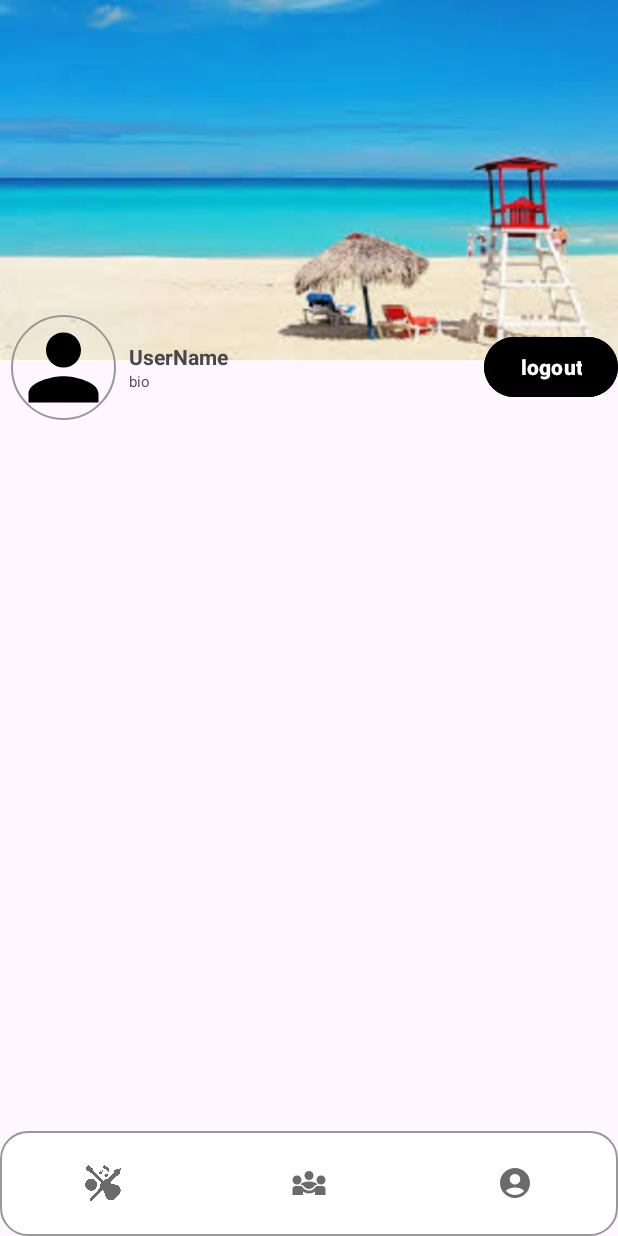
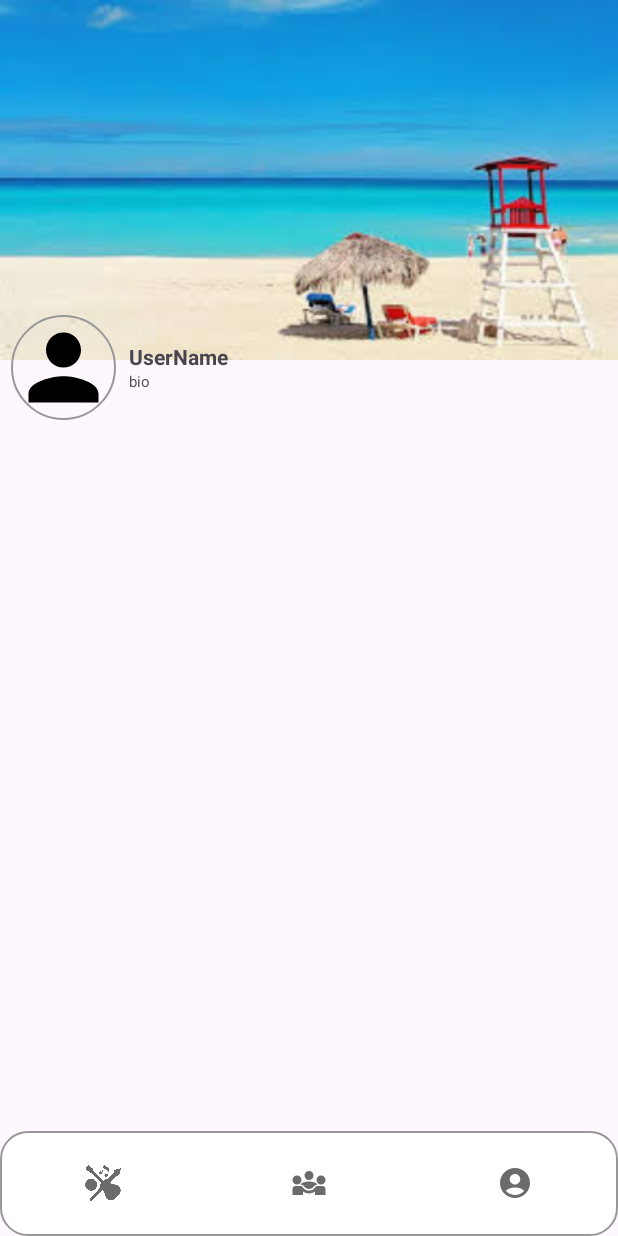
Before and after one commit to HOBBYX2425/hobbyX, an Android app: the screen it shows after launch once a user with an empty profile is signed in (MainActivity), item 3 of the bottom bar chosen, on a phone screen of 412 x 824 dp. Run offline under Robolectric (Android 15) with nearby library versions, the phone set to English and light mode, and no system bars; our stand-ins replace CircleImageView, Firebase (no records; nobody signed in at launch, a user with empty details on screens opened directly).

Commit message:
+logout change

```diff
--- a/app/src/main/res/layout/fragment_account.xml
+++ b/app/src/main/res/layout/fragment_account.xml
@@ -53,16 +53,7 @@
             android:text="bio"/>
         </LinearLayout>
 
-        <Button
-            android:id="@+id/logout"
-            android:layout_width="wrap_content"
-            android:layout_height="wrap_content"
-            android:text="logout"
-            android:textStyle="bold"
-            android:backgroundTint="@color/black"
-            android:onClick="logout"
-            android:layout_alignParentEnd="true"
-            android:layout_centerVertical="true"/>
+
     </RelativeLayout>
 
 
```
Also changed, not shown: app/src/main/java/com/example/hobbyx/Fragments/Account_Fragment.java (+8 -8 lines).
